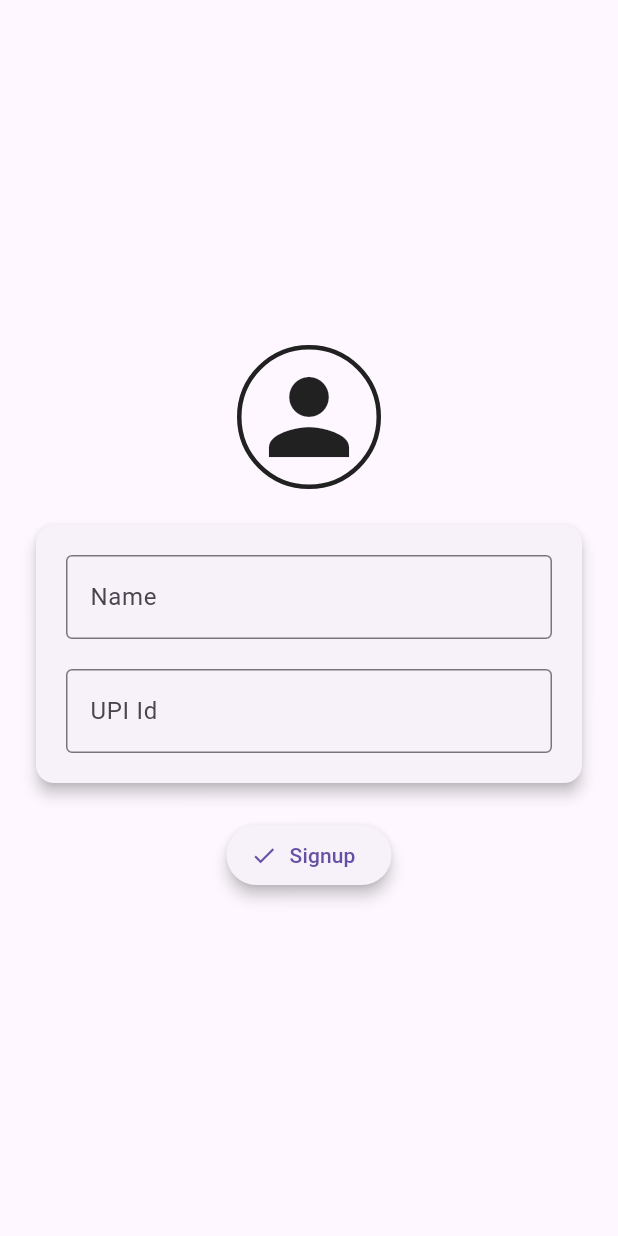
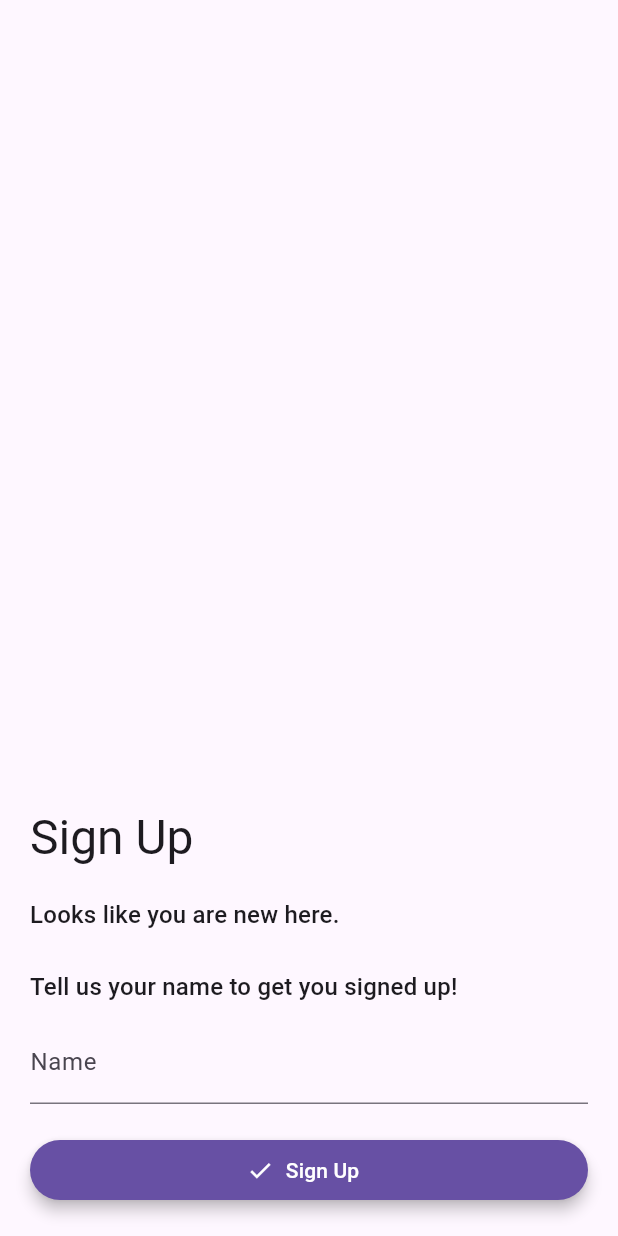
Before and after one commit to deep-gaurav/splitbuddy, a Flutter app: the SignupScreen screen opened directly, on a phone screen of 412 x 824 dp. Run offline on Flutter 3.47's test engine with Material 3 defaults, Android fonts, the light colour scheme and no system bars; drawn by our look-alikes of dynamic_color; our stand-ins replace built_collection, built_value, firebase_core, flutter_secure_storage, google_fonts, sliver_tools; missing offline and left inert: ferry, ferry_exec, gql, gql_code_builder, gql_exec, gql_http_link and 1 more; accounts and stored records are empty; Roboto replaces fonts that are missing (Oxygen); statements that could not run were skipped.

Commit message:
better signup

```diff
--- a/lib/screens/groups_page.dart
+++ b/lib/screens/groups_page.dart
@@ -9,7 +9,9 @@ class GroupsPage extends StatelessWidget {
 
   @override
   Widget build(BuildContext context) {
-    return CustomScrollView(
+    return RefreshIndicator(
+      onRefresh: () => context.read<AppState>().getGroups(),
+      child: CustomScrollView(
         slivers: [
           const SliverAppBar.medium(
             title: Text(
@@ -24,7 +26,8 @@ class GroupsPage extends StatelessWidget {
                   (context, index) {
                     var group = groups[index];
                     return Container(
-                    margin: const EdgeInsets.only(top: 10, left: 20, right: 20),
+                      margin:
+                          const EdgeInsets.only(top: 10, left: 20, right: 20),
                       child: Card(
                         child: ListTile(
                           onTap: () {
@@ -66,6 +69,7 @@ class GroupsPage extends StatelessWidget {
             },
           )
         ],
+      ),
     );
   }
 }
--- a/lib/screens/signup_screen.dart
+++ b/lib/screens/signup_screen.dart
@@ -25,41 +25,37 @@ class _SignupScreenState extends State<SignupScreen> {
   @override
   Widget build(BuildContext context) {
     return Scaffold(
-      body: Column(
+      body: Padding(
+        padding: const EdgeInsets.symmetric(horizontal: 20),
+        child: Column(
+          crossAxisAlignment: CrossAxisAlignment.stretch,
           children: [
             const Spacer(),
-          Container(
-            padding: const EdgeInsets.all(5),
-            decoration: BoxDecoration(
-              shape: BoxShape.circle,
-              border: Border.all(
-                width: 3,
-                color: Theme.of(context).iconTheme.color!,
-              ),
-            ),
-            child: const Icon(
-              Icons.person,
-              size: 80,
-            ),
+            Text(
+              "Sign Up",
+              style: Theme.of(context).textTheme.headlineLarge,
             ),
             const SizedBox(
               height: 20,
             ),
+            Align(
+              alignment: Alignment.centerLeft,
+              child: ConstrainedBox(
+                constraints: const BoxConstraints(
+                  maxWidth: 300,
+                ),
+                child: Text(
+                  "Looks like you are new here.\n\nTell us your name to get you signed up!",
+                  style: Theme.of(context).textTheme.titleMedium?.copyWith(),
+                ),
+              ),
+            ),
+            // const Spacer(),
+            const SizedBox(
+              height: 10,
+            ),
             Form(
               key: formKey,
-            child: Padding(
-              padding: const EdgeInsets.symmetric(horizontal: 20),
-              child: AnimatedSwitcher(
-                duration: const Duration(milliseconds: 500),
-                switchInCurve: Curves.elasticOut,
-                child: Card(
-                  elevation: 4,
-                  child: Container(
-                    margin: const EdgeInsets.symmetric(vertical: 20),
-                    child: Column(
-                      children: [
-                        Padding(
-                          padding: const EdgeInsets.symmetric(horizontal: 20.0),
               child: TextFormField(
                 controller: controller,
                 validator: (value) {
@@ -71,7 +67,6 @@ class _SignupScreenState extends State<SignupScreen> {
                 },
                 onFieldSubmitted: onSubmit,
                 decoration: const InputDecoration(
-                              border: OutlineInputBorder(),
                   labelText: 'Name',
                 ),
               ),
@@ -79,42 +74,17 @@ class _SignupScreenState extends State<SignupScreen> {
             const SizedBox(
               height: 20,
             ),
-                        Padding(
-                          padding: const EdgeInsets.symmetric(horizontal: 20.0),
-                          child: TextFormField(
-                            controller: upiIdController,
-                            validator: (value) {
-                              if (value == null || value.isEmpty) {
-                                return "UPI ID cant be empty";
-                              } else {
-                                return null;
-                              }
-                            },
-                            onFieldSubmitted: onSubmit,
-                            decoration: const InputDecoration(
-                              border: OutlineInputBorder(),
-                              labelText: 'UPI Id',
-                            ),
-                          ),
-                        ),
-                      ],
-                    ),
-                  ),
-                ),
-              ),
-            ),
+            FilledButton.icon(
+              onPressed: () => onSubmit(controller.text),
+              icon: const Icon(Icons.done),
+              label: const Text("Sign Up"),
+              style: ElevatedButton.styleFrom(elevation: 4),
             ),
             const SizedBox(
               height: 20,
+            )
+          ],
         ),
-          ElevatedButton.icon(
-            onPressed: () => onSubmit(controller.text),
-            icon: const Icon(Icons.done),
-            label: const Text("Signup"),
-            style: ElevatedButton.styleFrom(elevation: 4),
-          ),
-          const Spacer()
-        ],
       ),
     );
   }
--- a/lib/state/app_state.dart
+++ b/lib/state/app_state.dart
@@ -88,6 +88,13 @@ class AppState extends ChangeNotifier {
 
       notifyListeners();
     });
+  }
+
+  Future<List<GGroupFields>> getGroups() async {
+    final groups = await (await _getClient()).execute(GgroupsReq());
+    _userGroups = groups.data?.groups.toList() ?? _userGroups;
+    notifyListeners();
+    return _userGroups;
   }
 
   Future<GUserFields> signup(String name, String upiId) async {
@@ -189,6 +196,7 @@ class AppState extends ChangeNotifier {
       await SecureStorageHelper.getInstance().storeTokens(
           accessToken: response.accessToken,
           refreshToken: response.refreshToken);
+      _reAuthClient = null;
       refresh(await _getClient());
 
       return true;
```
Also changed, not shown: 2 other files. Lines whose indentation alone changed are shown as unchanged.
